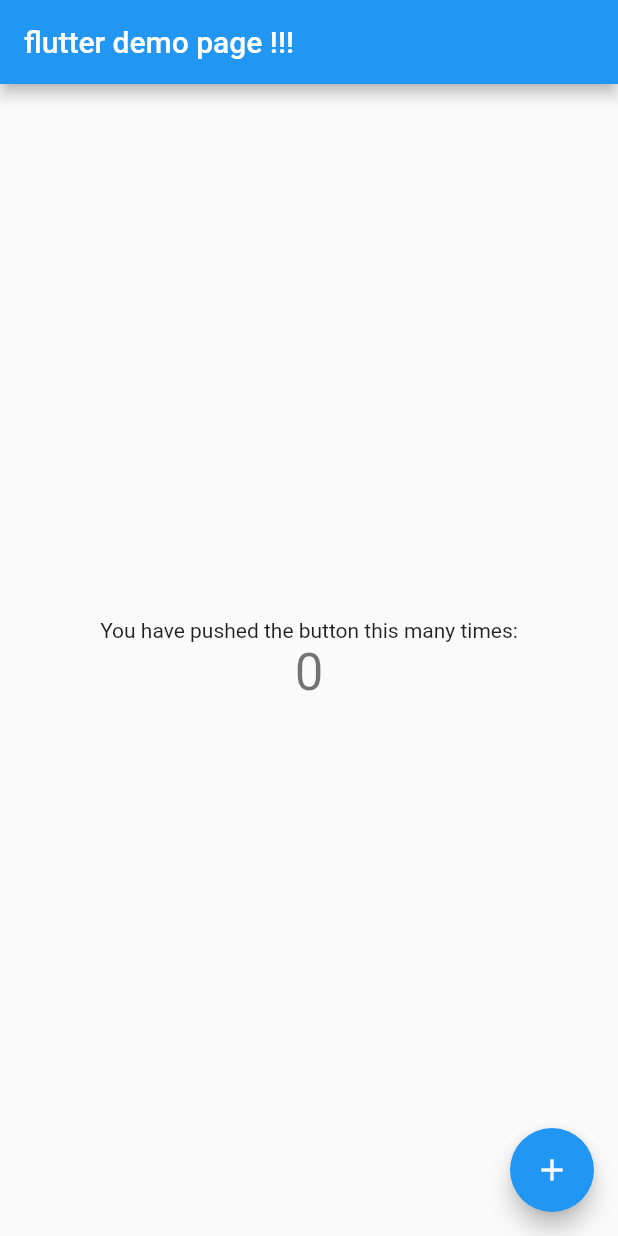
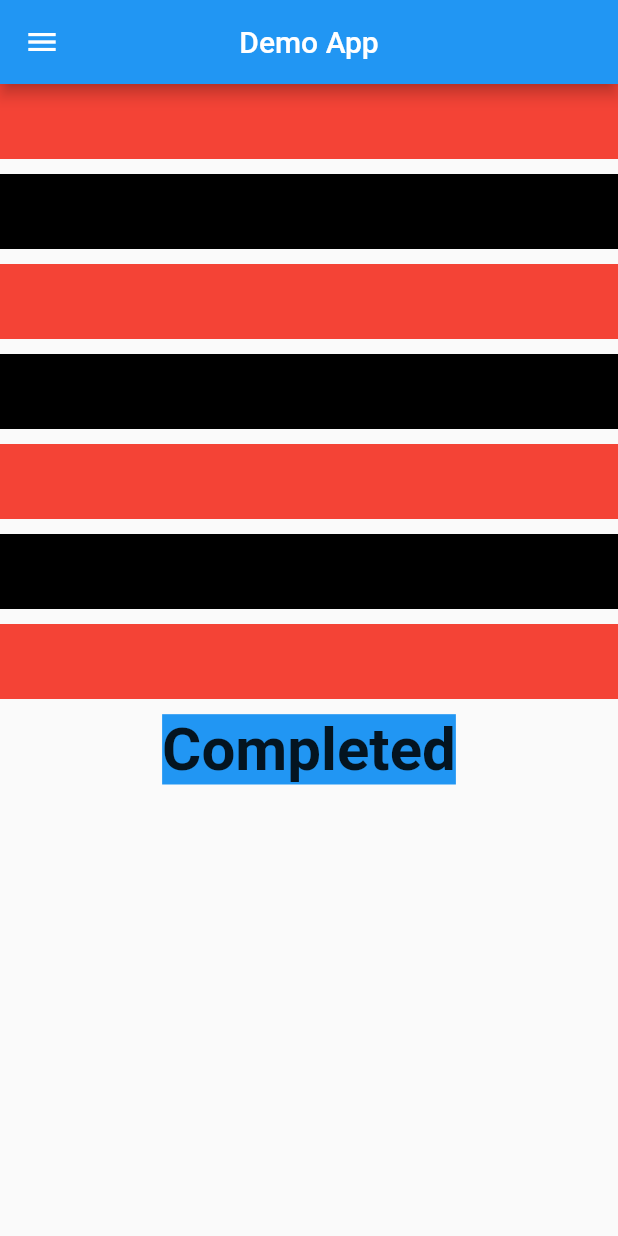
Before and after one commit to CAGAR-1/mero_medical, a Flutter app: the screen it shows after launch, on a phone screen of 412 x 824 dp. Run offline on Flutter 3.47's test engine with Material 2 defaults, Android fonts, the phone set to English and light mode, and no system bars.

Commit message:
added column

```diff
--- a/analysis_options.yaml
+++ b/analysis_options.yaml
@@ -7,7 +7,7 @@
 
 # The following line activates a set of recommended lints for Flutter apps,
 # packages, and plugins designed to encourage good coding practices.
-include: package:flutter_lints/flutter.yaml
+# include: package:flutter_lints/flutter.yaml
 
 linter:
   # The lint rules applied to this project can be customized in the
--- a/lib/main.dart
+++ b/lib/main.dart
@@ -1,115 +1,74 @@
 import 'package:flutter/material.dart';
 
 void main() {
-  runApp(const MyApp());
+  runApp(demo());
 }
 
-class MyApp extends StatelessWidget {
-  const MyApp({super.key});
+class demo extends StatelessWidget {
+  const demo({super.key});
 
-  // This widget is the root of your application.
   @override
   Widget build(BuildContext context) {
     return MaterialApp(
-      title: 'Flutter Demo',
-      theme: ThemeData(
-        // This is the theme of your application.
-        //
-        // Try running your application with "flutter run". You'll see the
-        // application has a blue toolbar. Then, without quitting the app, try
-        // changing the primarySwatch below to Colors.green and then invoke
-        // "hot reload" (press "r" in the console where you ran "flutter run",
-        // or simply save your changes to "hot reload" in a Flutter IDE).
-        // Notice that the counter didn't reset back to zero; the applicationgit
-        // is not restarted.
-        primarySwatch: Colors.blue,
+      debugShowCheckedModeBanner: false,
+      home: Scaffold(
+
+        appBar: AppBar(
+          centerTitle: true,
+          title: Text("Demo App"),
+        ),
+        body: Center(
+          child: Column(
+            children: [
+              Container(
+                height: 50,
+                color: Colors.red,
+              ),
+              SizedBox(
+                height: 10,
+              ),
+              Container(
+                height: 50,
+                color: Colors.black,
+              ),
+              SizedBox(height: 10,),
+              Container(
+                height: 50,
+                color: Colors.red,
+              ),
+              SizedBox(
+                height: 10,
+              ),
+              Container(
+                height: 50,
+                color: Colors.black,
+              ),
+              SizedBox(height: 10,),
+              Container(
+                height: 50,
+                color: Colors.red,
+              ),
+              SizedBox(
+                height: 10,
+              ),
+              Container(
+                height: 50,
+                color: Colors.black,
+              ),
+              SizedBox(height: 10,),
+              Container(
+                height: 50,
+                color: Colors.red,
+              ),
+              SizedBox(
+                height: 10,
+              ),
+              Text("Completed",style:TextStyle(backgroundColor:Colors.blue,fontSize: 40,fontWeight: FontWeight.bold),)
+
+            ],
+          ),
+        ),drawer: Drawer(),
       ),
-      home: const MyHomePage(title: 'flutter demo page !!!'),
     );
   }
 }
-
-class MyHomePage extends StatefulWidget {
-  const MyHomePage({super.key, required this.title});
-
-  // This widget is the home page of your application. It is stateful, meaning
-  // that it has a State object (defined below) that contains fields that affect
-  // how it looks.
-
-  // This class is the configuration for the state. It holds the values (in this
-  // case the title) provided by the parent (in this case the App widget) and
-  // used by the build method of the State. Fields in a Widget subclass are
-  // always marked "final".
-
-  final String title;
-
-  @override
-  State<MyHomePage> createState() => _MyHomePageState();
-}
-
-class _MyHomePageState extends State<MyHomePage> {
-  int _counter = 0;
-
-  void _incrementCounter() {
-    setState(() {
-      // This call to setState tells the Flutter framework that something has
-      // changed in this State, which causes it to rerun the build method below
-      // so that the display can reflect the updated values. If we changed
-      // _counter without calling setState(), then the build method would not be
-      // called again, and so nothing would appear to happen.
-      _counter++;
-    });
-  }
-
-  @override
-  Widget build(BuildContext context) {
-    // This method is rerun every time setState is called, for instance as done
-    // by the _incrementCounter method above.
-    //
-    // The Flutter framework has been optimized to make rerunning build methods
-    // fast, so that you can just rebuild anything that needs updating rather
-    // than having to individually change instances of widgets.
-    return Scaffold(
-      appBar: AppBar(
-        // Here we take the value from the MyHomePage object that was created by
-        // the App.build method, and use it to set our appbar title.
-        title: Text(widget.title),
-      ),
-      body: Center(
-        // Center is a layout widget. It takes a single child and positions it
-        // in the middle of the parent.
-        child: Column(
-          // Column is also a layout widget. It takes a list of children and
-          // arranges them vertically. By default, it sizes itself to fit its
-          // children horizontally, and tries to be as tall as its parent.
-          //
-          // Invoke "debug painting" (press "p" in the console, choose the
-          // "Toggle Debug Paint" action from the Flutter Inspector in Android
-          // Studio, or the "Toggle Debug Paint" command in Visual Studio Code)
-          // to see the wireframe for each widget.
-          //
-          // Column has various properties to control how it sizes itself and
-          // how it positions its children. Here we use mainAxisAlignment to
-          // center the children vertically; the main axis here is the vertical
-          // axis because Columns are vertical (the cross axis would be
-          // horizontal).
-          mainAxisAlignment: MainAxisAlignment.center,
-          children: <Widget>[
-            const Text(
-              'You have pushed the button this many times:',
-            ),
-            Text(
-              '$_counter',
-              style: Theme.of(context).textTheme.headline4,
-            ),
-          ],
-        ),
-      ),
-      floatingActionButton: FloatingActionButton(
-        onPressed: _incrementCounter,
-        tooltip: 'Increment',
-        child: const Icon(Icons.add),
-      ), // This trailing comma makes auto-formatting nicer for build methods.
-    );
-  }
-}
```
Also changed, not shown: 1 other file.
